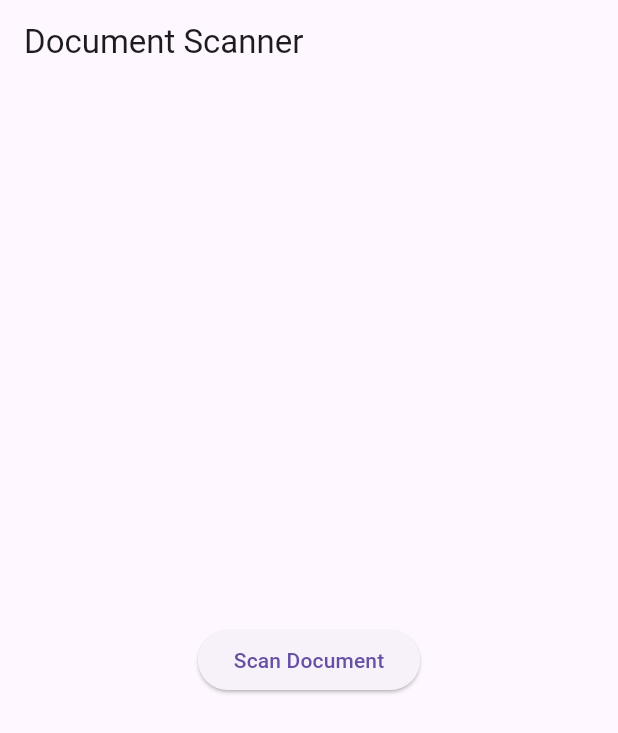
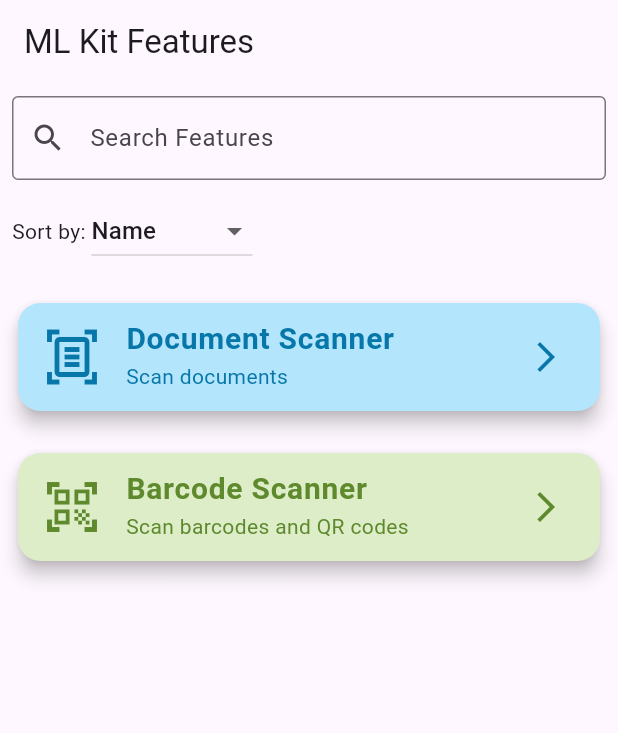
Before and after one commit to wizyvision/flutter-mlkit-prototypes, a Flutter app: the screen it shows after launch, on a phone screen of 412 x 824 dp. Shown: the top 733 px of the screen. Run offline on Flutter 3.47's test engine with Material 3 defaults, Android fonts, the light colour scheme and no system bars; our stand-ins replace image_gallery_saver, permission_handler; missing offline and left inert: google_mlkit_document_scanner.

Commit message:
edited ui, added search and sort

```diff
--- /dev/null
+++ b/lib/features/barcode_scanner.dart
@@ -0,0 +1,21 @@
+import 'package:flutter/material.dart';
+import 'package:ml_kit_implementation/features/document_scanner.dart';
+import 'package:ml_kit_implementation/features/ml_kit_feature.dart';
+
+class BarcodeScannerFeature extends MLKitFeature {
+  BarcodeScannerFeature()
+      : super(
+          name: "Barcode Scanner",
+          description: "Scan barcodes and QR codes",
+          icon: Icons.qr_code_scanner_outlined,
+          color: Colors.lightGreen[100]!,
+        );
+
+  @override
+  void launch(BuildContext context) {
+    Navigator.push(
+      context,
+      MaterialPageRoute(builder: (context) => ScannerScreen()),
+    );
+  }
+}
--- a/lib/camera_screen.dart
+++ b/lib/features/document_scanner.dart
@@ -4,8 +4,27 @@
 import 'package:flutter/material.dart';
 import 'package:google_mlkit_document_scanner/google_mlkit_document_scanner.dart';
 import 'package:image_gallery_saver/image_gallery_saver.dart';
+import 'package:ml_kit_implementation/features/ml_kit_feature.dart';
 import 'package:path_provider/path_provider.dart';
 import 'package:permission_handler/permission_handler.dart';
+
+class DocumentScannerFeature extends MLKitFeature {
+  DocumentScannerFeature()
+      : super(
+          name: "Document Scanner",
+          description: "Scan documents",
+          icon: Icons.document_scanner_outlined,
+          color: Colors.lightBlue[100]!,
+        );
+
+  @override
+  void launch(BuildContext context) {
+    Navigator.push(
+      context,
+      MaterialPageRoute(builder: (context) => ScannerScreen()),
+    );
+  }
+}
 
 class ScannerScreen extends StatefulWidget {
   @override
@@ -25,6 +44,8 @@
       isGalleryImport: true,
     );
     _documentScanner = DocumentScanner(options: documentOptions);
+
+    _requestPermissions();
   }
 
   Future<void> _requestPermissions() async {
@@ -114,10 +135,7 @@
         title: Text('Document Scanner'),
       ),
       body: Center(
-        child: ElevatedButton(
-          onPressed: _requestPermissions,
-          child: Text('Scan Document'),
-        ),
+        child: CircularProgressIndicator(),
       ),
     );
   }
--- /dev/null
+++ b/lib/features/ml_kit_feature.dart
@@ -0,0 +1,17 @@
+import 'package:flutter/material.dart';
+
+abstract class MLKitFeature {
+  final String name;
+  final String description;
+  final IconData icon;
+  final Color color; // Base color for the card
+
+  MLKitFeature({
+    required this.name,
+    required this.description,
+    required this.icon,
+    required this.color,
+  });
+
+  void launch(BuildContext context);
+}
--- /dev/null
+++ b/lib/home_page.dart
@@ -0,0 +1,105 @@
+import 'package:flutter/material.dart';
+import 'package:ml_kit_implementation/features/ml_kit_feature.dart';
+import 'features/document_scanner.dart';
+import 'features/barcode_scanner.dart';
+import 'widgets/feature_list_item.dart';
+
+class HomePage extends StatefulWidget {
+  @override
+  _HomePageState createState() => _HomePageState();
+}
+
+class _HomePageState extends State<HomePage> {
+  final List<MLKitFeature> features = [
+    DocumentScannerFeature(),
+    BarcodeScannerFeature(),
+    // Add more features here...
+  ];
+
+  List<MLKitFeature> filteredFeatures = [];
+  String searchQuery = '';
+  String sortBy = 'Name';
+
+  @override
+  void initState() {
+    super.initState();
+    filteredFeatures = features; // Initialize with all features
+  }
+
+  void _searchFeatures(String query) {
+    setState(() {
+      searchQuery = query.toLowerCase();
+      filteredFeatures = features.where((feature) {
+        return feature.name.toLowerCase().contains(searchQuery);
+      }).toList();
+      _sortFeatures(sortBy); // Re-apply sorting after search
+    });
+  }
+
+  void _sortFeatures(String sortBy) {
+    setState(() {
+      this.sortBy = sortBy;
+      if (sortBy == 'Name') {
+        filteredFeatures.sort((a, b) => a.name.compareTo(b.name));
+      } else if (sortBy == 'Description') {
+        filteredFeatures.sort((a, b) => a.description.compareTo(b.description));
+      }
+    });
+  }
+
+  @override
+  Widget build(BuildContext context) {
+    return Scaffold(
+      appBar: AppBar(
+        title: Text('ML Kit Features'),
+      ),
+      body: Padding(
+        padding: const EdgeInsets.all(8.0),
+        child: Column(
+          children: [
+            // Search Bar
+            TextField(
+              decoration: InputDecoration(
+                labelText: 'Search Features',
+                border: OutlineInputBorder(),
+                prefixIcon: Icon(Icons.search),
+              ),
+              onChanged: _searchFeatures,
+            ),
+            SizedBox(height: 10),
+            // Sort Dropdown
+            Row(
+              mainAxisAlignment: MainAxisAlignment.start,
+              children: [
+                Text("Sort by: "),
+                DropdownButton<String>(
+                  value: sortBy,
+                  items: <String>['Name', 'Description'].map((String value) {
+                    return DropdownMenuItem<String>(
+                      value: value,
+                      child: Text(value),
+                    );
+                  }).toList(),
+                  onChanged: (newValue) {
+                    _sortFeatures(newValue!);
+                  },
+                ),
+              ],
+            ),
+            SizedBox(height: 10),
+            // List of Features
+            Expanded(
+              child: ListView.builder(
+                itemCount: filteredFeatures.length,
+                itemBuilder: (context, index) {
+                  final feature = filteredFeatures[index];
+                  return FeatureListItem(feature: feature); // Refactored widget
+                },
+              ),
+            ),
+          ],
+        ),
+      ),
+    );
+  }
+}
--- a/lib/main.dart
+++ b/lib/main.dart
@@ -1,16 +1,18 @@
 import 'package:flutter/material.dart';
-import 'camera_screen.dart';
+import 'package:ml_kit_implementation/home_page.dart';
 
-void main() {
-  runApp(MainApp());
-}
+void main() => runApp(MyApp());
 
-class MainApp extends StatelessWidget {
+class MyApp extends StatelessWidget {
   @override
   Widget build(BuildContext context) {
     return MaterialApp(
-      title: 'Document Scanner',
-      home: ScannerScreen(),
+      title: 'ML Kit Feature Launcher',
+      theme: ThemeData(
+        primarySwatch: Colors.blue,
+        visualDensity: VisualDensity.adaptivePlatformDensity,
+      ),
+      home: HomePage(),
     );
   }
 }
--- /dev/null
+++ b/lib/utils/color_utils.dart
@@ -0,0 +1,7 @@
+import 'package:flutter/material.dart';
+
+Color darken(Color color, [double amount = 0.2]) {
+  final hsl = HSLColor.fromColor(color);
+  final hslDark = hsl.withLightness((hsl.lightness - amount).clamp(0.0, 1.0));
+  return hslDark.toColor();
+}
--- /dev/null
+++ b/lib/widgets/feature_list_item.dart
@@ -0,0 +1,50 @@
+import 'package:flutter/material.dart';
+import '../features/ml_kit_feature.dart';
+import '../utils/color_utils.dart';
+
+class FeatureListItem extends StatelessWidget {
+  final MLKitFeature feature;
+
+  FeatureListItem({required this.feature});
+
+  @override
+  Widget build(BuildContext context) {
+    final Color cardColor = feature.color;
+    final Color textIconColor = darken(cardColor, 0.5);
+
+    return Padding(
+      padding: const EdgeInsets.symmetric(vertical: 10.0),
+      child: Card(
+        elevation: 5,
+        shape: RoundedRectangleBorder(
+          borderRadius: BorderRadius.circular(15.0),
+        ),
+        color: cardColor,
+        child: ListTile(
+          leading: Icon(
+            feature.icon,
+            color: textIconColor,
+            size: 40,
+          ),
+          title: Text(
+            feature.name,
+            style: TextStyle(
+              fontSize: 20,
+              fontWeight: FontWeight.bold,
+              color: textIconColor,
+            ),
+          ),
+          subtitle: Text(
+            feature.description,
+            style: TextStyle(color: textIconColor),
+          ),
+          trailing: Icon(
+            Icons.arrow_forward_ios,
+            color: textIconColor,
+          ),
+          onTap: () => feature.launch(context),
+        ),
+      ),
+    );
+  }
+}
```
